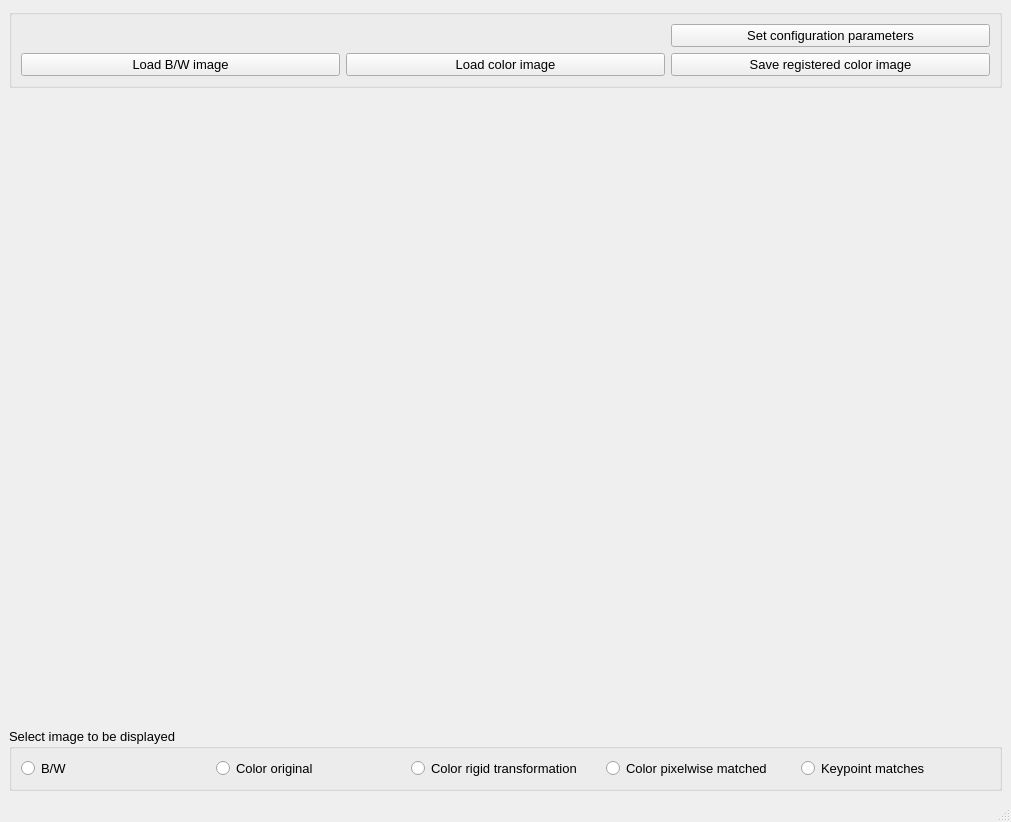
Qt form Source/main_gui.ui (Rolf-Hempel/PlanetarySystemLRGBAligner) before a commit.
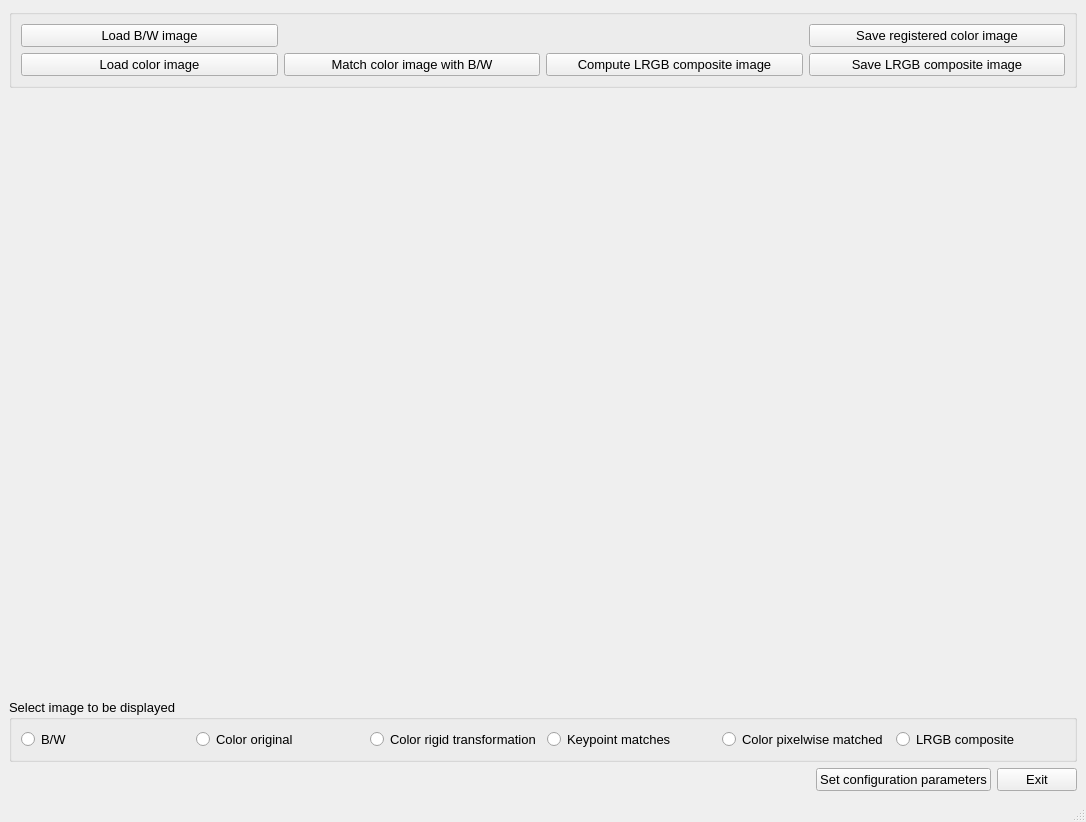
The same form after that commit.

Patch:
```diff
--- a/Source/main_gui.ui
+++ b/Source/main_gui.ui
@@ -6,7 +6,7 @@
    <rect>
     <x>0</x>
     <y>0</y>
-    <width>1011</width>
+    <width>1086</width>
     <height>822</height>
    </rect>
   </property>
@@ -19,7 +19,7 @@
      <pointsize>10</pointsize>
     </font>
    </property>
-   <layout class="QVBoxLayout" name="verticalLayout_3" stretch="0,0,1,0">
+   <layout class="QVBoxLayout" name="verticalLayout_3" stretch="0,0,1,0,0">
     <property name="spacing">
      <number>6</number>
     </property>
@@ -32,17 +32,7 @@
        <string/>
       </property>
       <layout class="QGridLayout" name="gridLayout_3">
-       <item row="1" column="0">
-        <widget class="QPushButton" name="buttonLoadBW">
-         <property name="toolTip">
-          <string>Select and load file of B/W reference image</string>
-         </property>
-         <property name="text">
-          <string>Load B/W image</string>
-         </property>
-        </widget>
-       </item>
-       <item row="1" column="1">
+       <item row="2" column="1">
         <widget class="QPushButton" name="buttonLoadColor">
          <property name="toolTip">
           <string>Select and load file of color image to be registered with B/W image</string>
@@ -52,7 +42,47 @@
          </property>
         </widget>
        </item>
-       <item row="1" column="2">
+       <item row="2" column="3">
+        <widget class="QPushButton" name="buttonComputeLRGB">
+         <property name="toolTip">
+          <string>Combine B/W and registered color images into LRGB composite</string>
+         </property>
+         <property name="text">
+          <string>Compute LRGB composite image</string>
+         </property>
+        </widget>
+       </item>
+       <item row="2" column="2">
+        <widget class="QPushButton" name="buttonRegistration">
+         <property name="toolTip">
+          <string>Transform color image to match it pixelwise with B/W image</string>
+         </property>
+         <property name="text">
+          <string>Match color image with B/W</string>
+         </property>
+        </widget>
+       </item>
+       <item row="1" column="1">
+        <widget class="QPushButton" name="buttonLoadBW">
+         <property name="toolTip">
+          <string>Select and load file of B/W reference image</string>
+         </property>
+         <property name="text">
+          <string>Load B/W image</string>
+         </property>
+        </widget>
+       </item>
+       <item row="2" column="5">
+        <widget class="QPushButton" name="buttonSaveLRGB">
+         <property name="toolTip">
+          <string>Save combined LRGB composite to disk</string>
+         </property>
+         <property name="text">
+          <string>Save LRGB composite image</string>
+         </property>
+        </widget>
+       </item>
+       <item row="1" column="5">
         <widget class="QPushButton" name="buttonSaveRegisteredColorImage">
          <property name="toolTip">
           <string>Save registered color image to disk</string>
@@ -62,16 +92,6 @@
          </property>
         </widget>
        </item>
-       <item row="0" column="2">
-        <widget class="QPushButton" name="buttonSetConfigParams">
-         <property name="toolTip">
-          <string>Select parameters for two-stage registration process (rigid transform and pixelwise match)</string>
-         </property>
-         <property name="text">
-          <string>Set configuration parameters</string>
-         </property>
-        </widget>
-       </item>
       </layout>
      </widget>
     </item>
@@ -123,16 +143,6 @@
          </property>
         </widget>
        </item>
-       <item>
-        <widget class="QRadioButton" name="radioShowColorOptFlow">
-         <property name="toolTip">
-          <string>Show the finally registered color image (use mouse wheel for zooming, left mouse button for panning)</string>
-         </property>
-         <property name="text">
-          <string>Color pixelwise matched</string>
-         </property>
-        </widget>
-       </item>
        <item>
         <widget class="QRadioButton" name="radioShowMatches">
          <property name="font">
@@ -148,9 +158,66 @@
          </property>
         </widget>
        </item>
+       <item>
+        <widget class="QRadioButton" name="radioShowColorOptFlow">
+         <property name="toolTip">
+          <string>Show the finally registered color image (use mouse wheel for zooming, left mouse button for panning)</string>
+         </property>
+         <property name="text">
+          <string>Color pixelwise matched</string>
+         </property>
+        </widget>
+       </item>
+       <item>
+        <widget class="QRadioButton" name="radioShowLRGB">
+         <property name="toolTip">
+          <string>Show the LRGB composite image (use mouse wheel for zooming, left mouse button for panning)</string>
+         </property>
+         <property name="text">
+          <string>LRGB composite</string>
+         </property>
+        </widget>
+       </item>
       </layout>
      </widget>
     </item>
+    <item>
+     <layout class="QHBoxLayout" name="horizontalLayout_3">
+      <item>
+       <spacer name="horizontalSpacer">
+        <property name="orientation">
+         <enum>Qt::Horizontal</enum>
+        </property>
+        <property name="sizeHint" stdset="0">
+         <size>
+          <width>40</width>
+          <height>20</height>
+         </size>
+        </property>
+       </spacer>
+      </item>
+      <item>
+       <widget class="QPushButton" name="buttonSetConfigParams">
+        <property name="toolTip">
+         <string>Select parameters for two-stage registration process (rigid transform and pixelwise match)</string>
+        </property>
+        <property name="text">
+         <string>Set configuration parameters</string>
+        </property>
+       </widget>
+      </item>
+      <item>
+       <widget class="QPushButton" name="buttonExit">
+        <property name="toolTip">
+         <string>Stop the workflow thread and exit</string>
+        </property>
+        <property name="text">
+         <string>Exit</string>
+        </property>
+       </widget>
+      </item>
+     </layout>
+    </item>
    </layout>
   </widget>
   <widget class="QStatusBar" name="statusbar"/>
```
